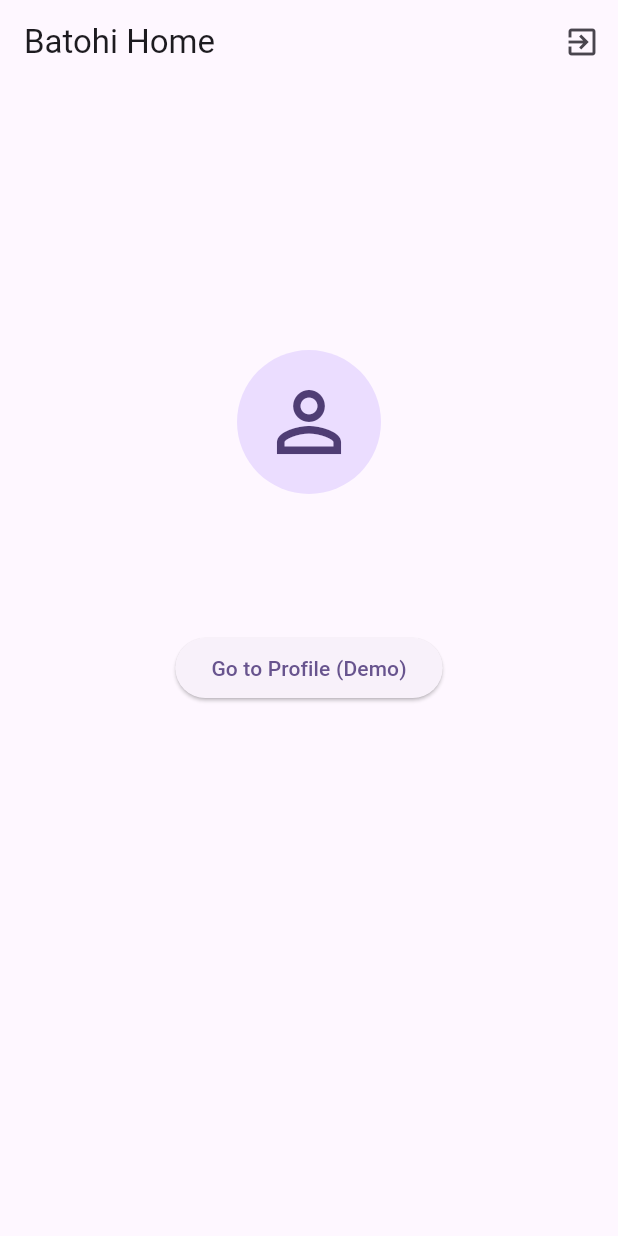
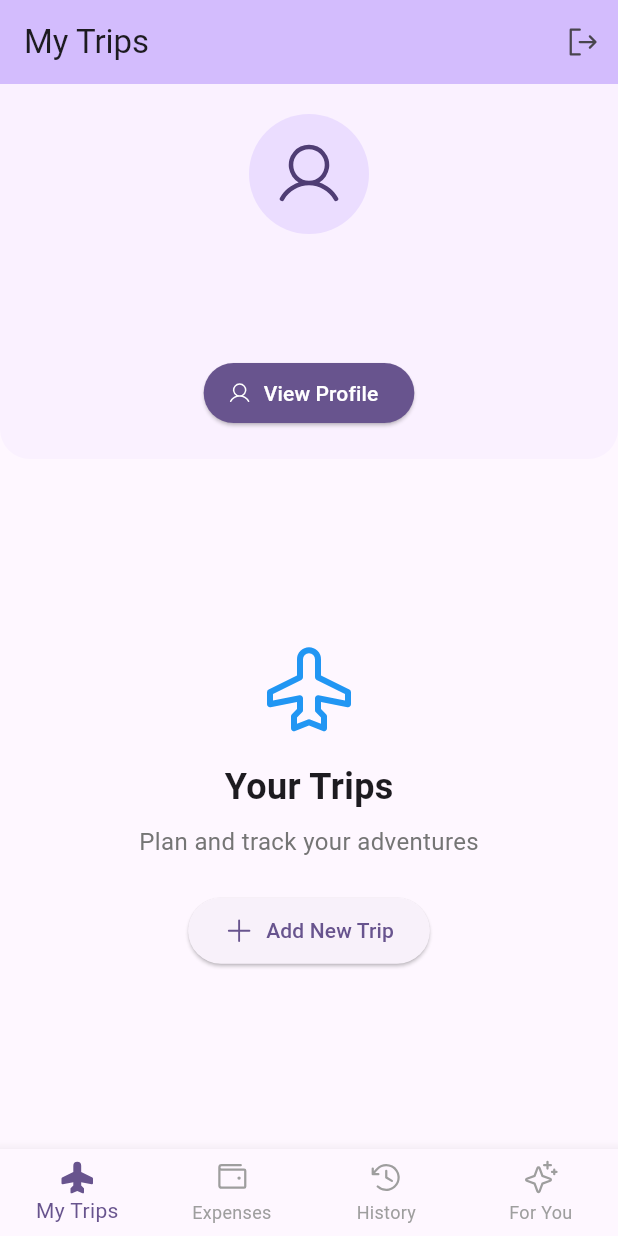
Before and after one commit to rohitranjan753/batohi, a Flutter app: the screen it shows once a user with an empty profile is signed in, on a phone screen of 412 x 824 dp. Run offline on Flutter 3.47's test engine with Material 3 defaults, Android fonts, the phone set to English and light mode, and no system bars; our stand-ins replace bloc, equatable, firebase_auth, firebase_core, flutter_bloc, go_router and 2 more; accounts and stored records are empty.

Commit message:
Added bottom navigation page

```diff
--- a/lib/config/app_router.dart
+++ b/lib/config/app_router.dart
@@ -4,34 +4,35 @@ import 'package:go_router/go_router.dart';
 import '../blocs/authentication/authentication_bloc.dart';
 import '../blocs/authentication/authentication_state.dart';
 import '../pages/login_page.dart';
-import '../pages/home_page.dart';
+import '../pages/main_navigation_page.dart';
 import '../pages/splash_page.dart';
 import '../pages/profile_page.dart';
+import 'app_routes.dart';
 
 class AppRouter {
   static GoRouter router(AuthenticationBloc authenticationBloc) {
     return GoRouter(
-      initialLocation: '/splash',
+      initialLocation: AppRoutes.splash,
       refreshListenable: GoRouterRefreshStream(authenticationBloc.stream),
       redirect: (context, state) {
         final authState = authenticationBloc.state;
-        final isOnSplash = state.matchedLocation == '/splash';
-        final isOnLogin = state.matchedLocation == '/login';
+        final isOnSplash = state.matchedLocation == AppRoutes.splash;
+        final isOnLogin = state.matchedLocation == AppRoutes.login;
 
         // Handle authentication states
         switch (authState.status) {
           case AuthenticationStatus.unknown:
             // Show splash while determining auth status
-            return isOnSplash ? null : '/splash';
+            return isOnSplash ? null : AppRoutes.splash;
 
           case AuthenticationStatus.unauthenticated:
             // Redirect to login if not authenticated
-            return isOnLogin ? null : '/login';
+            return isOnLogin ? null : AppRoutes.login;
 
           case AuthenticationStatus.authenticated:
             // Redirect to home if authenticated and on login/splash
             if (isOnLogin || isOnSplash) {
-              return '/home';
+              return AppRoutes.home;
             }
             // Allow access to authenticated routes
             return null;
@@ -39,23 +40,23 @@ class AppRouter {
       },
       routes: [
         GoRoute(
-          path: '/splash',
-          name: 'splash',
+          path: AppRoutes.splash,
+          name: AppRoutes.splashName,
           builder: (context, state) => const SplashPage(),
         ),
         GoRoute(
-          path: '/login',
-          name: 'login',
+          path: AppRoutes.login,
+          name: AppRoutes.loginName,
           builder: (context, state) => const LoginPage(),
         ),
         GoRoute(
-          path: '/home',
-          name: 'home',
-          builder: (context, state) => const HomePage(),
+          path: AppRoutes.home,
+          name: AppRoutes.homeName,
+          builder: (context, state) => const MainNavigationPage(),
         ),
         GoRoute(
-          path: '/profile',
-          name: 'profile',
+          path: AppRoutes.profile,
+          name: AppRoutes.profileName,
           builder: (context, state) => const ProfilePage(),
         ),
       ],
--- /dev/null
+++ b/lib/config/app_routes.dart
@@ -0,0 +1,15 @@
+/// Route constants for the application
+/// This file contains all the route paths and names used in GoRouter
+class AppRoutes {
+  // Route paths
+  static const String splash = '/splash';
+  static const String login = '/login';
+  static const String home = '/home';
+  static const String profile = '/profile';
+
+  // Route names (optional, can be used for named navigation)
+  static const String splashName = 'splash';
+  static const String loginName = 'login';
+  static const String homeName = 'home';
+  static const String profileName = 'profile';
+}
--- a/lib/pages/home_page.dart
+++ b/lib/pages/home_page.dart
@@ -3,6 +3,7 @@ import 'package:flutter_bloc/flutter_bloc.dart';
 import 'package:go_router/go_router.dart';
 import '../blocs/authentication/authentication_bloc.dart';
 import '../blocs/authentication/authentication_event.dart';
+import '../config/app_routes.dart';
 
 class HomePage extends StatelessWidget {
   const HomePage({super.key});
@@ -42,7 +43,7 @@ class HomePage extends StatelessWidget {
             ElevatedButton(
               onPressed: () {
                 // Example of programmatic navigation with GoRouter
-                context.go('/profile');
+                context.go(AppRoutes.profile);
               },
               child: const Text('Go to Profile (Demo)'),
             ),
--- /dev/null
+++ b/lib/pages/main_navigation_page.dart
@@ -0,0 +1,64 @@
+import 'package:flutter/material.dart';
+import 'package:phosphor_flutter/phosphor_flutter.dart';
+import 'my_trips_page.dart';
+import 'expenses_page.dart';
+import 'history_page.dart';
+import 'for_you_page.dart';
+
+class MainNavigationPage extends StatefulWidget {
+  const MainNavigationPage({super.key});
+
+  @override
+  State<MainNavigationPage> createState() => _MainNavigationPageState();
+}
+
+class _MainNavigationPageState extends State<MainNavigationPage> {
+  int _currentIndex = 0;
+
+  final List<Widget> _pages = [
+    const MyTripsPage(),
+    const ExpensesPage(),
+    const HistoryPage(),
+    const ForYouPage(),
+  ];
+
+  @override
+  Widget build(BuildContext context) {
+    return Scaffold(
+      body: _pages[_currentIndex],
+      bottomNavigationBar: BottomNavigationBar(
+        type: BottomNavigationBarType.fixed,
+        currentIndex: _currentIndex,
+        onTap: (index) {
+          setState(() {
+            _currentIndex = index;
+          });
+        },
+        selectedItemColor: Theme.of(context).primaryColor,
+        unselectedItemColor: Colors.grey,
+        items: [
+          BottomNavigationBarItem(
+            icon: Icon(PhosphorIcons.airplane()),
+            activeIcon: Icon(PhosphorIcons.airplane(PhosphorIconsStyle.fill)),
+            label: 'My Trips',
+          ),
+          BottomNavigationBarItem(
+            icon: Icon(PhosphorIcons.wallet()),
+            activeIcon: Icon(PhosphorIcons.wallet(PhosphorIconsStyle.fill)),
+            label: 'Expenses',
+          ),
+          BottomNavigationBarItem(
+            icon: Icon(PhosphorIcons.clockCounterClockwise()),
+            activeIcon: Icon(PhosphorIcons.clockCounterClockwise(PhosphorIconsStyle.fill)),
+            label: 'History',
+          ),
+          BottomNavigationBarItem(
+            icon: Icon(PhosphorIcons.sparkle()),
+            activeIcon: Icon(PhosphorIcons.sparkle(PhosphorIconsStyle.fill)),
+            label: 'For You',
+          ),
+        ],
+      ),
+    );
+  }
+}
--- /dev/null
+++ b/lib/pages/my_trips_page.dart
@@ -0,0 +1,132 @@
+import 'package:flutter/material.dart';
+import 'package:flutter_bloc/flutter_bloc.dart';
+import 'package:go_router/go_router.dart';
+import 'package:phosphor_flutter/phosphor_flutter.dart';
+import '../blocs/authentication/authentication_bloc.dart';
+import '../blocs/authentication/authentication_event.dart';
+import '../config/app_routes.dart';
+
+class MyTripsPage extends StatelessWidget {
+  const MyTripsPage({super.key});
+
+  @override
+  Widget build(BuildContext context) {
+    final user = context.select(
+      (AuthenticationBloc bloc) => bloc.state.user,
+    );
+
+    return Scaffold(
+      appBar: AppBar(
+        title: const Text('My Trips'),
+        backgroundColor: Theme.of(context).colorScheme.inversePrimary,
+        actions: <Widget>[
+          IconButton(
+            key: const Key('myTripsPage_logout_iconButton'),
+            icon: Icon(PhosphorIcons.signOut()),
+            onPressed: () {
+              context
+                  .read<AuthenticationBloc>()
+                  .add(const AuthenticationLogoutRequested());
+            },
+          )
+        ],
+      ),
+      body: Column(
+        children: [
+          // User Profile Section
+          Container(
+            width: double.infinity,
+            padding: const EdgeInsets.all(20),
+            decoration: BoxDecoration(
+              color: Theme.of(context).colorScheme.inversePrimary.withOpacity(0.1),
+              borderRadius: const BorderRadius.only(
+                bottomLeft: Radius.circular(20),
+                bottomRight: Radius.circular(20),
+              ),
+            ),
+            child: Column(
+              children: [
+                Avatar(photo: user.photoURL),
+                const SizedBox(height: 12),
+                Text(
+                  user.displayName ?? 'No Name',
+                  style: const TextStyle(fontSize: 20, fontWeight: FontWeight.bold),
+                ),
+                const SizedBox(height: 4),
+                Text(
+                  user.email ?? '',
+                  style: TextStyle(fontSize: 14, color: Colors.grey[600]),
+                ),
+                const SizedBox(height: 16),
+                ElevatedButton.icon(
+                  onPressed: () {
+                    context.go(AppRoutes.profile);
+                  },
+                  icon: Icon(PhosphorIcons.user(), size: 16),
+                  label: const Text('View Profile'),
+                  style: ElevatedButton.styleFrom(
+                    backgroundColor: Theme.of(context).primaryColor,
+                    foregroundColor: Colors.white,
+                  ),
+                ),
+              ],
+            ),
+          ),
+          // Trips Content
+          Expanded(
+            child: Center(
+              child: Column(
+                mainAxisAlignment: MainAxisAlignment.center,
+                children: [
+                  Icon(
+                    PhosphorIcons.airplane(),
+                    size: 64,
+                    color: Colors.blue,
+                  ),
+                  const SizedBox(height: 16),
+                  const Text(
+                    'Your Trips',
+                    style: TextStyle(fontSize: 24, fontWeight: FontWeight.bold),
+                  ),
+                  const SizedBox(height: 8),
+                  Text(
+                    'Plan and track your adventures',
+                    style: TextStyle(fontSize: 16, color: Colors.grey[600]),
+                  ),
+                  const SizedBox(height: 24),
+                  ElevatedButton.icon(
+                    onPressed: () {
+                      // TODO: Navigate to add trip page
+                    },
+                    icon: Icon(PhosphorIcons.plus(), size: 20),
+                    label: const Text('Add New Trip'),
+                    style: ElevatedButton.styleFrom(
+                      padding: const EdgeInsets.symmetric(horizontal: 24, vertical: 12),
+                    ),
+                  ),
+                ],
+              ),
+            ),
+          ),
+        ],
+      ),
+    );
+  }
+}
+
+class Avatar extends StatelessWidget {
+  const Avatar({super.key, this.photo});
+
+  final String? photo;
+
+  @override
+  Widget build(BuildContext context) {
+    return CircleAvatar(
+      radius: 40,
+      backgroundImage: photo != null ? NetworkImage(photo!) : null,
+      child: photo == null
+          ? Icon(PhosphorIcons.user(), size: 48)
+          : null,
+    );
+  }
+}
--- a/pubspec.yaml
+++ b/pubspec.yaml
@@ -51,6 +51,9 @@ dependencies:
   # Routing
   go_router: ^14.1.4
 
+  # Icons
+  phosphor_flutter: ^2.1.0
+
 dev_dependencies:
   flutter_test:
     sdk: flutter
```
Also changed, not shown: lib/pages/expenses_page.dart (added, +38 -0 lines), lib/pages/for_you_page.dart (added, +38 -0 lines), lib/pages/history_page.dart (added, +38 -0 lines), pubspec.lock.
